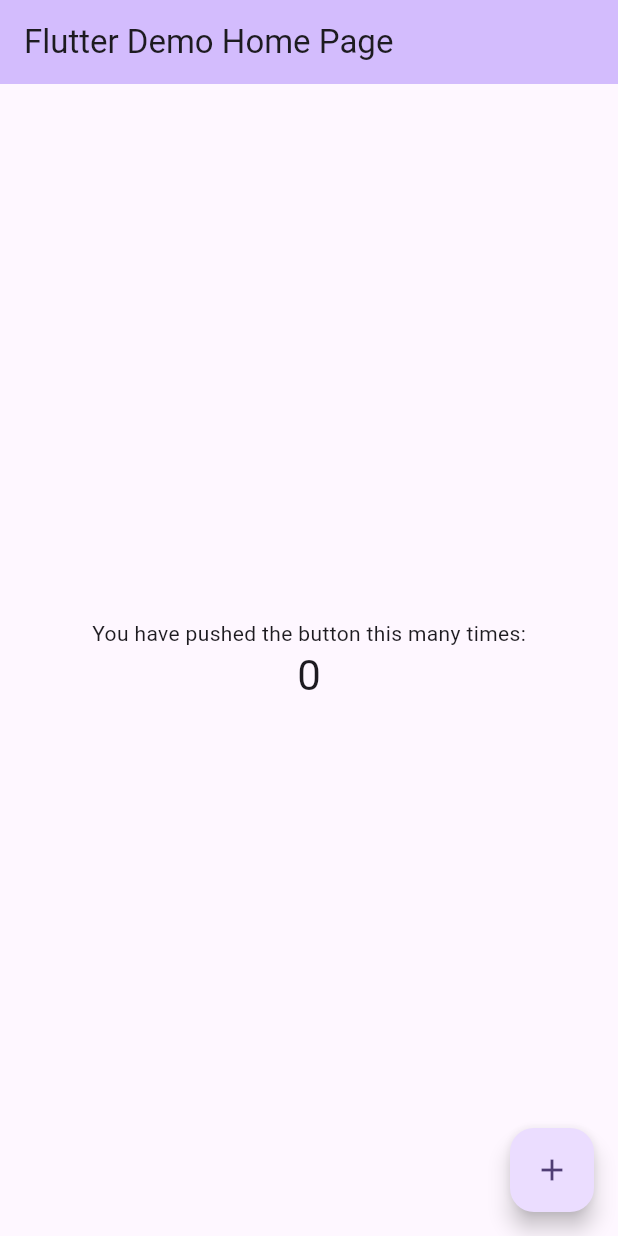
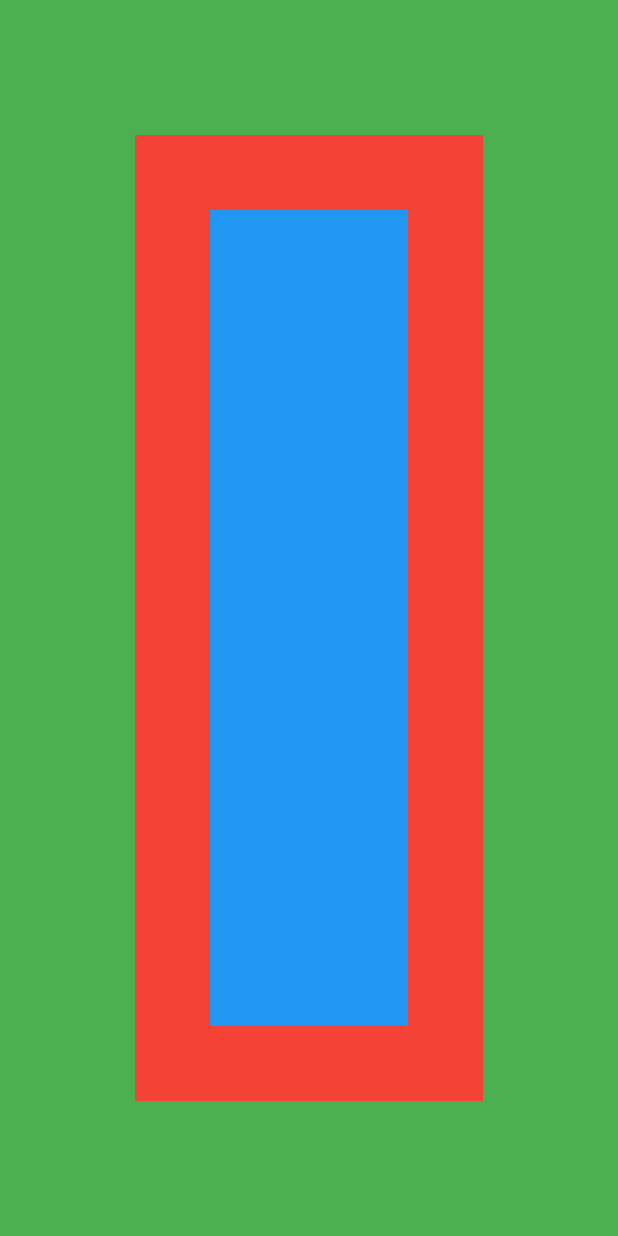
Before and after one commit to enhariharan/flutter-cookbook, a Flutter app: the screen it shows after launch, on a phone screen of 412 x 824 dp. Run offline on Flutter 3.47's test engine with Material 3 defaults, Android fonts, the phone set to English and light mode, and no system bars.

Commit message:
chapter 4 - implement ImmutableWidget and update project _01_immutable_widgets to use it

```diff
--- /dev/null
+++ b/ch_04/_01_immutable_widgets/lib/immutable_widget.dart
@@ -0,0 +1,38 @@
+import 'package:flutter/material.dart';
+
+class ImmutableWidget extends StatelessWidget {
+  const ImmutableWidget({super.key});
+
+  @override
+  Widget build(BuildContext context) {
+    return Container(
+      color: Colors.green,
+      child: Padding(
+        padding: const EdgeInsets.all(40.0),
+        child: Container(
+          padding: EdgeInsets.all(50.0),
+          child: Container(
+            color: Colors.red,
+            child: Padding(
+              padding: EdgeInsets.all(50.0),
+              child: BlueContainer(),
+            ),
+          ),
+        ),
+      ),
+    );
+  }
+}
+
+class BlueContainer extends StatelessWidget {
+  const BlueContainer({
+    super.key,
+  });
+
+  @override
+  Widget build(BuildContext context) {
+    return Container(
+      color: Colors.blue,
+    );
+  }
+}
--- a/ch_04/_01_immutable_widgets/lib/main.dart
+++ b/ch_04/_01_immutable_widgets/lib/main.dart
@@ -1,122 +1,20 @@
 import 'package:flutter/material.dart';
 
-void main() {
-  runApp(const MyApp());
-}
+import 'immutable_widget.dart';
 
-class MyApp extends StatelessWidget {
-  const MyApp({super.key});
+void main() => runApp(const StaticApp());
 
-  // This widget is the root of your application.
+class StaticApp extends StatelessWidget {
+  const StaticApp({super.key});
+
   @override
   Widget build(BuildContext context) {
     return MaterialApp(
-      title: 'Flutter Demo',
+      title: 'Immutable widgets demo',
       theme: ThemeData(
-        // This is the theme of your application.
-        //
-        // TRY THIS: Try running your application with "flutter run". You'll see
-        // the application has a purple toolbar. Then, without quitting the app,
-        // try changing the seedColor in the colorScheme below to Colors.green
-        // and then invoke "hot reload" (save your changes or press the "hot
-        // reload" button in a Flutter-supported IDE, or press "r" if you used
-        // the command line to start the app).
-        //
-        // Notice that the counter didn't reset back to zero; the application
-        // state is not lost during the reload. To reset the state, use hot
-        // restart instead.
-        //
-        // This works for code too, not just values: Most code changes can be
-        // tested with just a hot reload.
-        colorScheme: .fromSeed(seedColor: Colors.deepPurple),
+        primarySwatch: Colors.blue,
       ),
-      home: const MyHomePage(title: 'Flutter Demo Home Page'),
+      home: const ImmutableWidget(),
     );
   }
 }
-
-class MyHomePage extends StatefulWidget {
-  const MyHomePage({super.key, required this.title});
-
-  // This widget is the home page of your application. It is stateful, meaning
-  // that it has a State object (defined below) that contains fields that affect
-  // how it looks.
-
-  // This class is the configuration for the state. It holds the values (in this
-  // case the title) provided by the parent (in this case the App widget) and
-  // used by the build method of the State. Fields in a Widget subclass are
-  // always marked "final".
-
-  final String title;
-
-  @override
-  State<MyHomePage> createState() => _MyHomePageState();
-}
-
-class _MyHomePageState extends State<MyHomePage> {
-  int _counter = 0;
-
-  void _incrementCounter() {
-    setState(() {
-      // This call to setState tells the Flutter framework that something has
-      // changed in this State, which causes it to rerun the build method below
-      // so that the display can reflect the updated values. If we changed
-      // _counter without calling setState(), then the build method would not be
-      // called again, and so nothing would appear to happen.
-      _counter++;
-    });
-  }
-
-  @override
-  Widget build(BuildContext context) {
-    // This method is rerun every time setState is called, for instance as done
-    // by the _incrementCounter method above.
-    //
-    // The Flutter framework has been optimized to make rerunning build methods
-    // fast, so that you can just rebuild anything that needs updating rather
-    // than having to individually change instances of widgets.
-    return Scaffold(
-      appBar: AppBar(
-        // TRY THIS: Try changing the color here to a specific color (to
-        // Colors.amber, perhaps?) and trigger a hot reload to see the AppBar
-        // change color while the other colors stay the same.
-        backgroundColor: Theme.of(context).colorScheme.inversePrimary,
-        // Here we take the value from the MyHomePage object that was created by
-        // the App.build method, and use it to set our appbar title.
-        title: Text(widget.title),
-      ),
-      body: Center(
-        // Center is a layout widget. It takes a single child and positions it
-        // in the middle of the parent.
-        child: Column(
-          // Column is also a layout widget. It takes a list of children and
-          // arranges them vertically. By default, it sizes itself to fit its
-          // children horizontally, and tries to be as tall as its parent.
-          //
-          // Column has various properties to control how it sizes itself and
-          // how it positions its children. Here we use mainAxisAlignment to
-          // center the children vertically; the main axis here is the vertical
-          // axis because Columns are vertical (the cross axis would be
-          // horizontal).
-          //
-          // TRY THIS: Invoke "debug painting" (choose the "Toggle Debug Paint"
-          // action in the IDE, or press "p" in the console), to see the
-          // wireframe for each widget.
-          mainAxisAlignment: .center,
-          children: [
-            const Text('You have pushed the button this many times:'),
-            Text(
-              '$_counter',
-              style: Theme.of(context).textTheme.headlineMedium,
-            ),
-          ],
-        ),
-      ),
-      floatingActionButton: FloatingActionButton(
-        onPressed: _incrementCounter,
-        tooltip: 'Increment',
-        child: const Icon(Icons.add),
-      ),
-    );
-  }
-}
```
Also changed, not shown: 2 other files.
